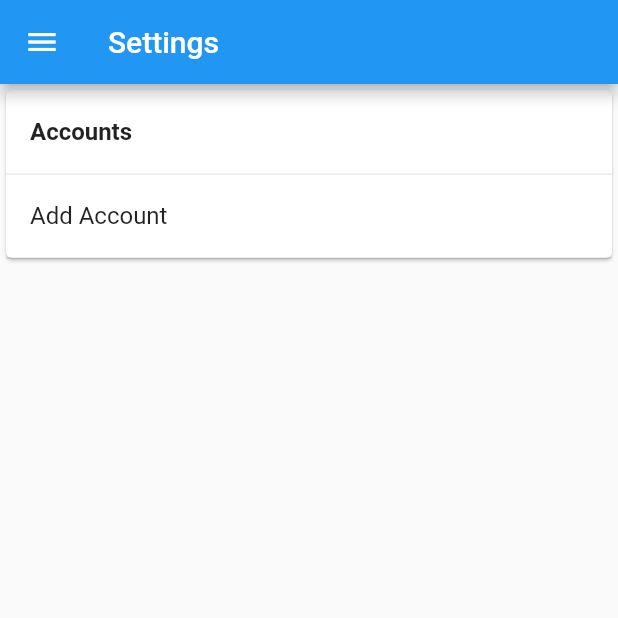
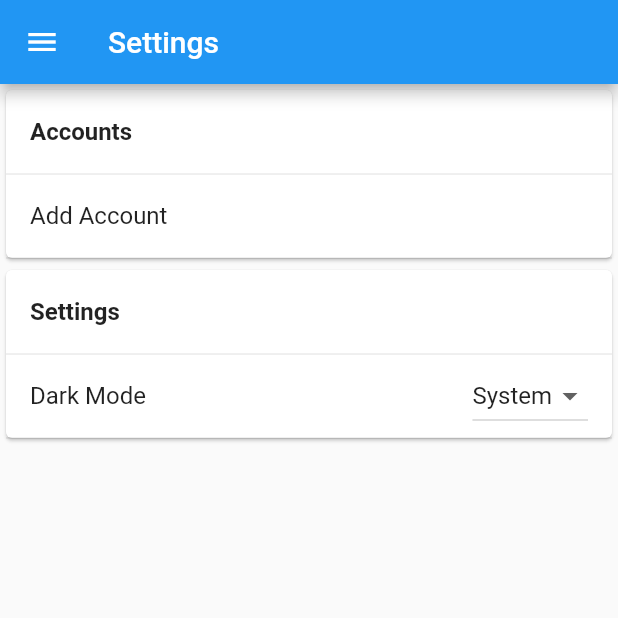
Before and after one commit to neubi4/kikke, a Flutter app: the screen it shows after launch, on a phone screen of 412 x 824 dp, the top half of it. Run offline on Flutter 3.47's test engine with Material 2 defaults, Android fonts, the light colour scheme and no system bars; our stand-ins replace auto_size_text, dio, flutter_secure_storage, get_it, timeago; missing offline and left inert: dart:js, queries.

Commit message:
added settings for dark mode

```diff
--- /dev/null
+++ b/lib/app_state.dart
@@ -0,0 +1,12 @@
+import 'package:flutter/material.dart';
+
+class AppState extends ChangeNotifier {
+  ThemeMode themeMode = ThemeMode.system;
+
+  AppState(this.themeMode);
+
+  void updateTheme(ThemeMode themeMode) {
+    this.themeMode = themeMode;
+    notifyListeners();
+  }
+}
--- a/lib/controller/appsettings.dart
+++ b/lib/controller/appsettings.dart
@@ -1,6 +1,7 @@
 import 'dart:convert';
 
 import 'package:dio/dio.dart' as dio;
+import 'package:flutter/material.dart';
 import 'package:flutter_secure_storage/flutter_secure_storage.dart';
 import 'package:kikke/controller/service_locator.dart';
 import 'package:kikke/models/instancesettings.dart';
@@ -9,10 +10,12 @@ import 'instancecontroller.dart';
 
 class AppSettings {
   InstanceSettings instances;
+  ThemeMode themeMode;
 
   final storage = new FlutterSecureStorage();
 
   static const String field_instances = 'instances';
+  static const String field_thememode = 'thememode';
 
   Future loadDataFromProvider() async {
     String jsonString = await storage.read(key: AppSettings.field_instances);
@@ -21,6 +24,32 @@ class AppSettings {
     }
     List<dynamic> json = jsonDecode(jsonString);
     this.instances = InstanceSettings.fromJson(json);
+
+    String themeModeString = await storage.read(key: AppSettings.field_thememode);
+    this.themeMode = this.getThemeMode(themeModeString);
+  }
+
+  ThemeMode getThemeMode(String themeModeString) {
+    switch(themeModeString) {
+      case 'ThemeMode.dark':
+        return ThemeMode.dark;
+        break;
+      case 'ThemeMode.light':
+        return ThemeMode.light;
+        break;
+    }
+
+    return ThemeMode.system;
+  }
+
+  String getThemeModeString(ThemeMode themeMode) {
+    return ThemeMode.dark.toString();
+  }
+
+  Future saveThemeMode(ThemeMode themeMode) async {
+    this.themeMode = themeMode;
+    String themeModeString = this.getThemeModeString(themeMode);
+    await storage.write(key: AppSettings.field_thememode, value: themeModeString);
   }
 
   Future saveData(String id, String name, String url, String username, String password) async {
--- a/lib/main.dart
+++ b/lib/main.dart
@@ -1,7 +1,11 @@
+import 'dart:js';
+
 import 'package:flutter/material.dart';
+import 'package:kikke/app_state.dart';
 import 'package:kikke/controller/instancecontroller.dart';
 import 'package:kikke/screens/settings.dart';
 import 'package:kikke/time/timeago.dart';
+import 'package:provider/provider.dart';
 import 'package:timeago/timeago.dart' as timeago;
 import 'package:kikke/controller/appsettings.dart';
 import 'package:kikke/controller/icingacontroller.dart';
@@ -40,10 +44,28 @@ void main() async {
   timeago.setLocaleMessages('en', EnMessages());
   timeago.setLocaleMessages('de', DeMessages());
 
-  runApp(MaterialApp(
+  runApp(
+    ChangeNotifierProvider<AppState>(
+      create: (context) => AppState(appSettings.themeMode),
+      child: KikkeApp(initRoute),
+    ),
+  );
+}
+
+class KikkeApp extends StatelessWidget {
+  String initRoute;
+
+  KikkeApp(this.initRoute);
+
+  @override
+  Widget build(BuildContext context) {
+    return Consumer<AppState>(
+      builder: (context, appState, _) {
+        return MaterialApp(
           // Start the app with the "/" named route. In our case, the app will start
           // on the FirstScreen Widget
           darkTheme: ThemeData.dark(),
+          themeMode: appState.themeMode,
           initialRoute: initRoute,
           routes: {
             // When we navigate to the "/" route, build the FirstScreen Widget
@@ -56,7 +78,10 @@ void main() async {
             '/imprint': (context) => ImprintPage(),
           },
           title: 'Kikke',
-  ));
+        );
+      },
+    );
+  }
 }
 
 class AppHomePage extends StatelessWidget {
--- a/lib/screens/settings.dart
+++ b/lib/screens/settings.dart
@@ -4,7 +4,9 @@ import 'package:kikke/controller/appsettings.dart';
 import 'package:kikke/controller/service_locator.dart';
 import 'package:kikke/models/instancesettings.dart';
 import 'package:kikke/screens/drawermenu.dart';
+import 'package:provider/provider.dart';
 
+import '../app_state.dart';
 import 'drawermenu.dart';
 
 class SettingsScreen extends StatefulWidget {
@@ -57,6 +59,7 @@ class _SettingsScreenState extends State<SettingsScreen> {
 
   @override
   Widget build(BuildContext context) {
+    final appState = Provider.of<AppState>(context);
     return new Scaffold(
       appBar: new AppBar(
         title: new Text("Settings"),
@@ -104,6 +107,53 @@ class _SettingsScreenState extends State<SettingsScreen> {
                   ],
                 ),
               ),
+              Card(
+                child: Column(
+                  children: <Widget>[
+                    ListTile(
+                      title: Text(
+                        "Settings",
+                        style: TextStyle(
+                          fontWeight: FontWeight.bold,
+                        ),
+                      ),
+                    ),
+                    Divider(
+                      height: 0.0,
+                    ),
+                    ListTile(
+                      title: Text("Dark Mode"),
+                      trailing: DropdownButton(
+                        value: this.settings.themeMode,
+                        items: [
+                          DropdownMenuItem(
+                            child: Text("System"),
+                            value: ThemeMode.system,
+                          ),
+                          DropdownMenuItem(
+                            child: Text("Dark"),
+                            value: ThemeMode.dark,
+                          ),
+                          DropdownMenuItem(
+                            child: Text("Light"),
+                            value: ThemeMode.light,
+                          ),
+                        ],
+                        onChanged: (value) {
+                          print(value);
+                          appState.updateTheme(value);
+                          setState(() {
+                            this.settings.saveThemeMode(value);
+                          });
+                        },
+                      ),
+                    ),
+                    Divider(
+                      height: 0.0,
+                    ),
+                  ],
+                ),
+              ),
             ],
           ),
         ),
--- a/pubspec.yaml
+++ b/pubspec.yaml
@@ -32,6 +32,7 @@ dependencies:
   auto_size_text: ^2.1.0
   flutter_secure_storage: ^3.3.1+1
   uuid: 2.0.4
+  provider: 4.0.4
 
 dev_dependencies:
   flutter_test:
```
Also changed, not shown: pubspec.lock, 1 other file. Lines whose indentation alone changed are shown as unchanged.
